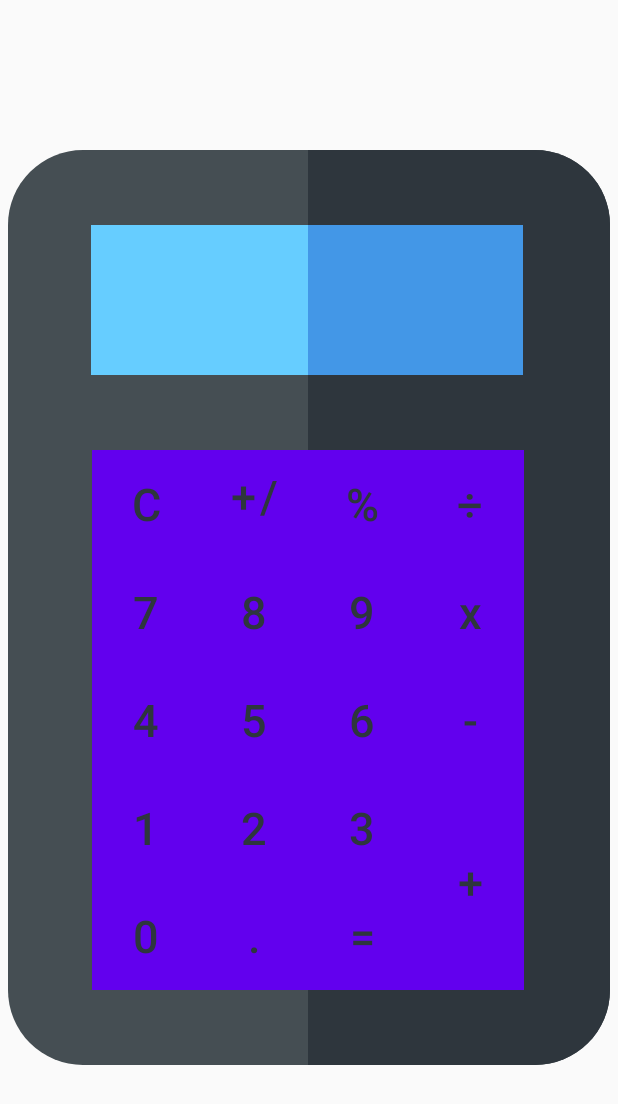
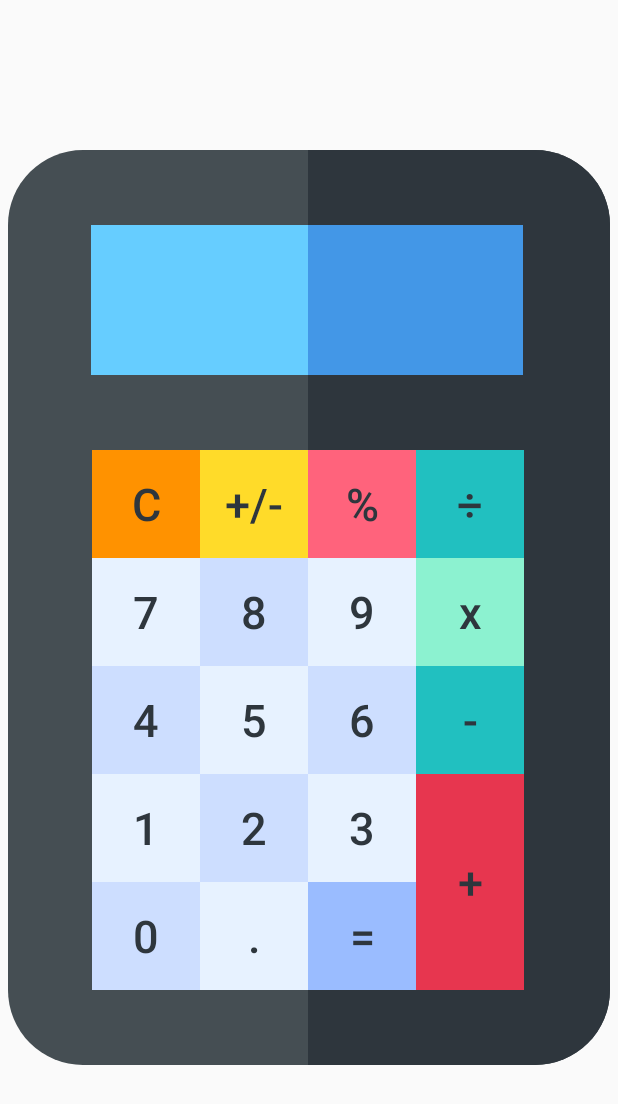
Before and after one commit to inFlem/calculator, an Android app: the screen it shows after launch (MainActivity), on a phone screen of 412 x 824 dp. Shown: the top 1104 px of the screen. Run offline under Robolectric (Android 15) with nearby library versions, the phone set to English and light mode, and no system bars.

Commit message:
Удалил материальные кнопки, с собственными настройками они не работают

```diff
--- a/app/src/main/res/layout/activity_main_button.xml
+++ b/app/src/main/res/layout/activity_main_button.xml
@@ -3,35 +3,34 @@
     android:layout_width="wrap_content"
     android:layout_height="wrap_content" >
 
-        <com.google.android.material.button.MaterialButton
+        <Button
             android:id="@+id/clear"
             style="@style/calc_button"
             android:background="@color/orange"
             android:text="@string/c" />
 
-
-        <com.google.android.material.button.MaterialButton
+        <Button
             android:id="@+id/changePosition"
             style="@style/calc_button"
             android:layout_toEndOf="@id/clear"
             android:background="@color/yellow"
             android:text="@string/changePosition" />
 
-        <com.google.android.material.button.MaterialButton
+        <Button
             android:id="@+id/percent"
             style="@style/calc_button"
             android:layout_toEndOf="@id/changePosition"
             android:background="@color/light_red"
             android:text="@string/percent" />
 
-        <com.google.android.material.button.MaterialButton
+        <Button
             android:id="@+id/seven"
             style="@style/calc_button"
             android:layout_below="@id/clear"
             android:background="@color/very_light_blue"
             android:text="@string/_7" />
 
-        <com.google.android.material.button.MaterialButton
+        <Button
             android:id="@+id/eight"
             style="@style/calc_button"
             android:layout_below="@id/changePosition"
@@ -39,7 +38,7 @@
             android:background="@color/very_blue"
             android:text="@string/_8" />
 
-        <com.google.android.material.button.MaterialButton
+        <Button
             android:id="@+id/nine"
             style="@style/calc_button"
             android:layout_below="@id/percent"
@@ -47,21 +46,21 @@
             android:background="@color/very_light_blue"
             android:text="@string/_9" />
 
-        <com.google.android.material.button.MaterialButton
+        <Button
             android:id="@+id/division"
             style="@style/calc_button"
             android:layout_toEndOf="@id/percent"
             android:background="@color/turquoise"
             android:text="@string/division"  />
 
-        <com.google.android.material.button.MaterialButton
+        <Button
             android:id="@+id/four"
             style="@style/calc_button"
             android:layout_below="@id/seven"
             android:background="@color/very_blue"
             android:text="@string/_4" />
 
-        <com.google.android.material.button.MaterialButton
+        <Button
             android:id="@+id/five"
             style="@style/calc_button"
             android:layout_below="@id/eight"
@@ -69,7 +68,7 @@
             android:background="@color/very_light_blue"
             android:text="@string/_5" />
 
-        <com.google.android.material.button.MaterialButton
+        <Button
             android:id="@+id/six"
             style="@style/calc_button"
             android:layout_below="@id/nine"
@@ -77,7 +76,7 @@
             android:background="@color/very_blue"
             android:text="@string/_6" />
 
-        <com.google.android.material.button.MaterialButton
+        <Button
             android:textAllCaps="false"
             android:id="@+id/multiply"
             style="@style/calc_button"
@@ -86,14 +85,14 @@
             android:background="@color/light_turquoise"
             android:text="@string/multiply" />
 
-        <com.google.android.material.button.MaterialButton
+        <Button
             android:id="@+id/one"
             style="@style/calc_button"
             android:layout_below="@id/four"
             android:background="@color/very_light_blue"
             android:text="@string/_1" />
 
-        <com.google.android.material.button.MaterialButton
+        <Button
             android:id="@+id/two"
             style="@style/calc_button"
             android:layout_below="@id/five"
@@ -101,7 +100,7 @@
             android:background="@color/very_blue"
             android:text="@string/_2" />
 
-        <com.google.android.material.button.MaterialButton
+        <Button
             android:id="@+id/three"
             style="@style/calc_button"
             android:layout_below="@id/six"
@@ -109,7 +108,7 @@
             android:background="@color/very_light_blue"
             android:text="@string/_3" />
 
-        <com.google.android.material.button.MaterialButton
+        <Button
             android:id="@+id/minus"
             style="@style/calc_button"
             android:layout_below="@id/multiply"
@@ -118,14 +117,14 @@
             android:text="@string/minus" />
 
 
-        <com.google.android.material.button.MaterialButton
+        <Button
             android:id="@+id/zero"
             style="@style/calc_button"
             android:layout_below="@id/one"
             android:background="@color/very_blue"
             android:text="@string/_0" />
 
-        <com.google.android.material.button.MaterialButton
+        <Button
             android:id="@+id/point"
             style="@style/calc_button"
             android:layout_below="@id/two"
@@ -133,7 +132,7 @@
             android:background="@color/very_light_blue"
             android:text="@string/point" />
 
-        <com.google.android.material.button.MaterialButton
+        <Button
             android:id="@+id/equally"
             style="@style/calc_button"
             android:layout_below="@id/three"
@@ -141,7 +140,7 @@
             android:background="@color/blue"
             android:text="@string/equally" />
 
-        <com.google.android.material.button.MaterialButton
+        <Button
             android:layout_below="@id/minus"
             android:layout_toEndOf="@id/three"
             android:id="@+id/plus"
```
